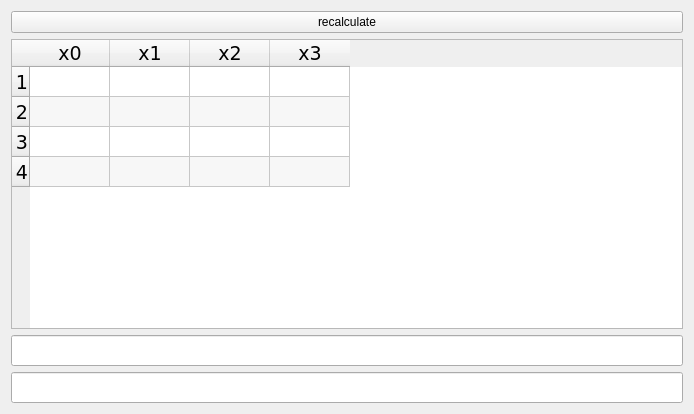
Old version of the form Lab3/gui.ui in the repository JC-labs/Experiment_Planning_theory_Labs.
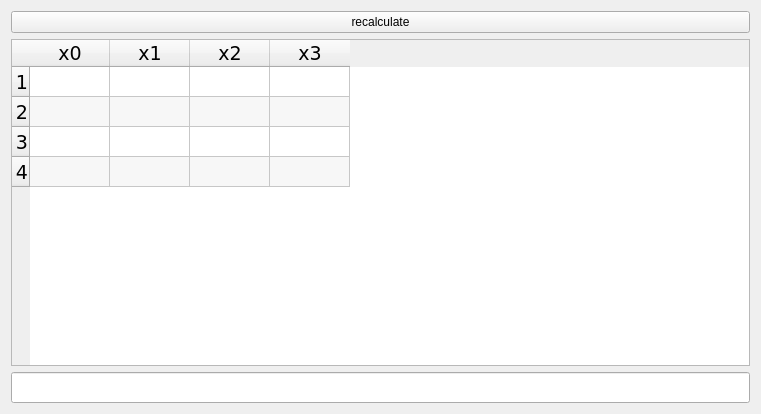
New version of the form.

Commit message:
Regression equation is now found correctly. Slight inerface fixes.
boost::qvm was included and is used for determinant calculations.

Diff of the .ui file:
```diff
--- a/Lab3/gui.ui
+++ b/Lab3/gui.ui
@@ -6,7 +6,7 @@
    <rect>
     <x>0</x>
     <y>0</y>
-    <width>694</width>
+    <width>761</width>
     <height>414</height>
    </rect>
   </property>
@@ -141,16 +141,6 @@
      </property>
     </widget>
    </item>
-   <item>
-    <widget class="QLineEdit" name="res_n">
-     <property name="font">
-      <font>
-       <family>Verdana</family>
-       <pointsize>14</pointsize>
-      </font>
-     </property>
-    </widget>
-   </item>
   </layout>
  </widget>
  <layoutdefault spacing="6" margin="11"/>
```
The commit also changes 2 other files.
